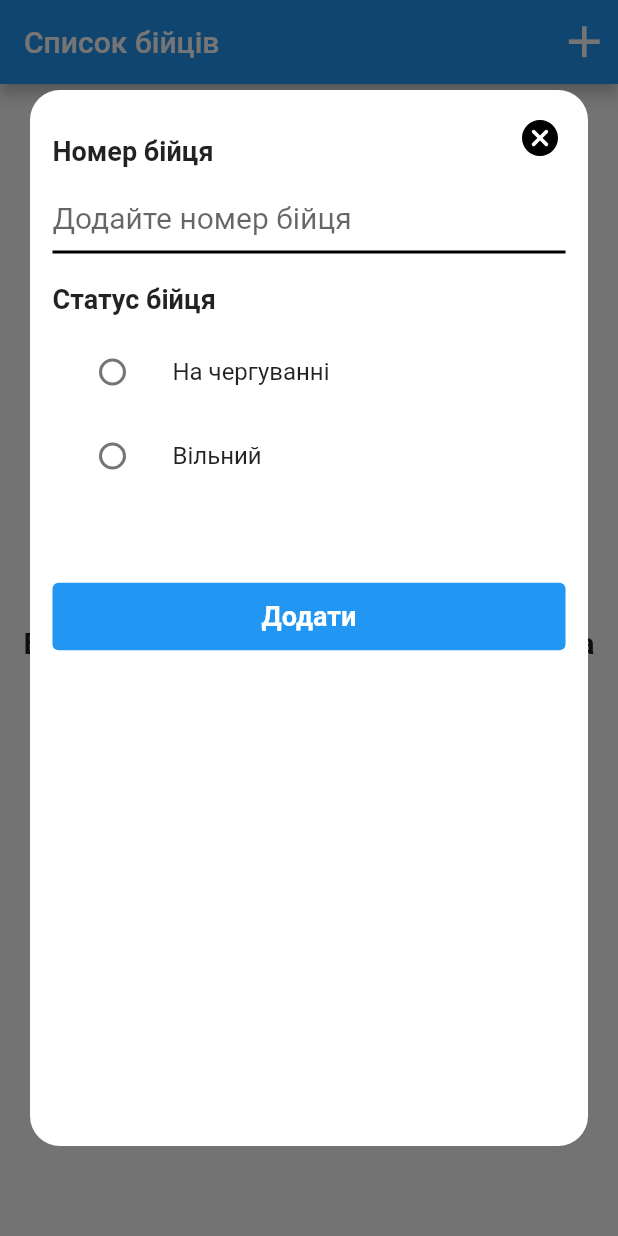
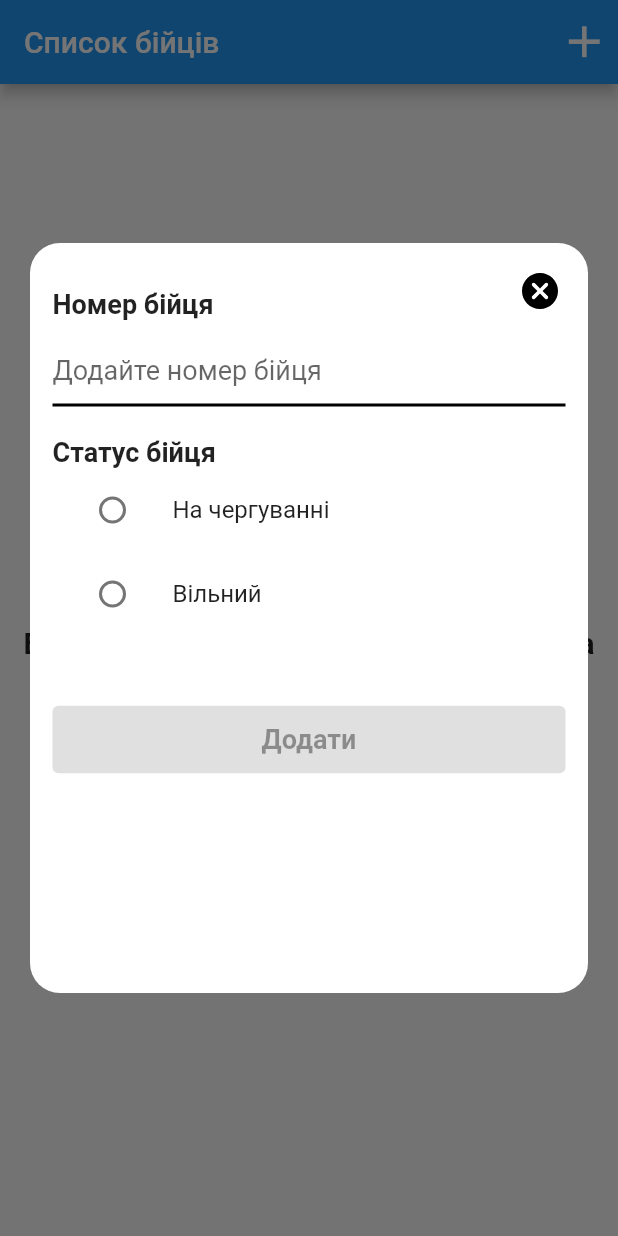
Before and after one commit to Silent2G/reminder, a Flutter app: the screen it shows after launch, after a tap on the "add" icon, on a phone screen of 412 x 824 dp. Run offline on Flutter 3.47's test engine with Material 2 defaults, Android fonts, the phone set to English and light mode, and no system bars; our stand-ins replace flutter_svg, hive, hive_flutter; accounts and stored records are empty.

Commit message:
insert user to DB base implementation

```diff
--- a/lib/components/dialog_wrap.dart
+++ b/lib/components/dialog_wrap.dart
@@ -23,7 +23,7 @@ class DialogWrap extends StatelessWidget {
       child: SingleChildScrollView(
         controller: ScrollController(),
         child: SizedBox(
-          height: MediaQuery.of(context).size.height - 120,
+          height: 500,
           child: child,
         ),
       ),
--- a/lib/core/state/user_dialog_provider.dart
+++ b/lib/core/state/user_dialog_provider.dart
@@ -1,6 +1,9 @@
 import 'package:flutter/material.dart';
+import 'package:reminder/hive/user_repository.dart';
+import 'package:reminder/util.dart';
 
 import '../../dialogs/add_user_dialog/components/status_selector.dart';
+import '../../models/user.dart';
 
 class UserDialogProvider with ChangeNotifier {
   TextEditingController numberController = TextEditingController(text: '');
@@ -10,11 +13,21 @@ class UserDialogProvider with ChangeNotifier {
   SoldierStatus? soldierStatus = SoldierStatus.none;
   int? soldierHours;
   DateTime? startDutyTime;
+  DateTime? endDutyTime;
 
-  void clearField() {
+  List<User> users = [];
+
+  void getUsers() async {
+    users = await UserRepository().getAllUsers();
+    notifyListeners();
+  }
+
+  void clearFieldNumber() {
     numberController.text = '';
-    isFieldEmpty = true;
-    notifyListeners();
+  }
+
+  void clearFieldHours() {
+    hoursController.text = '';
   }
 
   void changeSoldierStatus(SoldierStatus? status) {
@@ -29,11 +42,92 @@ class UserDialogProvider with ChangeNotifier {
     notifyListeners();
   }
 
-  bool isFieldEmpty = true;
+  bool validateFields() {
+    bool result = false;
+    if (soldierStatus == SoldierStatus.free) {
+      if (soldierNumber != null) {
+        result = true;
+      }
+    } else if (soldierStatus == SoldierStatus.onDuty) {
+      if (soldierNumber != null &&
+          soldierStatus != SoldierStatus.none &&
+          soldierHours != null &&
+          soldierHours! > 0 &&
+          startDutyTime != null) {
+        result = true;
+      }
+    }
 
-  Function(String) getOnChangedFunction() {
+    return result;
+  }
+
+  bool getOnDuty() {
+    return soldierStatus == SoldierStatus.onDuty;
+  }
+
+  DateTime generateEndDutyTime() {
+    return startDutyTime!.add(Duration(hours: soldierHours!));
+  }
+
+  Future<void> createUserAndSaveToDb() async {
+    if (soldierStatus == SoldierStatus.none) {
+      return;
+    }
+
+    late User user;
+
+    if (soldierStatus == SoldierStatus.free) {
+      user = User(
+        id: Util().createRandomId(),
+        title: soldierNumber!,
+        onDuty: getOnDuty(),
+        startDutyTime: DateTime.now(), // ignore data
+        endDutyTime: DateTime.now(), // ignore data
+        allDutyHours: 0, // ignore data
+        lastDutyPeriod: 0, // ignore data
+      );
+    } else {
+      user = User(
+        id: Util().createRandomId(),
+        title: soldierNumber!,
+        onDuty: getOnDuty(),
+        startDutyTime: startDutyTime!,
+        endDutyTime: generateEndDutyTime(),
+        allDutyHours: 0,
+        lastDutyPeriod: soldierHours!,
+      );
+    }
+
+    debugPrint(user.toString());
+
+    await UserRepository().addUserToDb(user);
+
+    // update soldiers list
+    users = await UserRepository().getAllUsers();
+  }
+
+  void clearVariables() {
+    soldierNumber = null;
+    soldierStatus = SoldierStatus.none;
+    soldierHours = null;
+    startDutyTime = null;
+    endDutyTime = null;
+
+    clearFieldNumber();
+    clearFieldHours();
+
+    notifyListeners();
+  }
+
+  Function(String) getOnChangedFunctionNumber() {
     return (String value) {
-      isFieldEmpty = value.isEmpty;
+      soldierNumber = value;
+    };
+  }
+
+  Function(String) getOnChangedFunctionHours() {
+    return (String value) {
+      soldierHours = int.tryParse(value);
     };
   }
 }
--- a/lib/dialogs/add_user_dialog/add_user_gialog.dart
+++ b/lib/dialogs/add_user_dialog/add_user_gialog.dart
@@ -27,6 +27,21 @@ class _AddUserDialogState extends State<AddUserDialog> {
   void initState() {
     userProvider = context.read<UserDialogProvider>();
     super.initState();
+  }
+
+  void _setStartTime(UserDialogProvider notifier) async {
+    final now = DateTime.now();
+    final TimeOfDay? newTime = await showTimePicker(
+      context: context,
+      initialTime: TimeOfDay(
+        hour: now.hour,
+        minute: now.minute,
+      ),
+      initialEntryMode: TimePickerEntryMode.input,
+    );
+    if (newTime != null) {
+      notifier.setStartHour(newTime);
+    }
   }
 
   @override
@@ -62,12 +77,13 @@ class _AddUserDialogState extends State<AddUserDialog> {
               AppTextInput(
                 controller: userProvider.numberController,
                 enabled: true,
+                onChanged: userProvider.getOnChangedFunctionNumber(),
                 decoration: const InputDecoration(
                     focusedBorder: border,
                     enabledBorder: border,
                     hintText: "Додайте номер бійця"),
                 textStyle: const TextStyle(
-                  fontSize: 20,
+                  fontSize: 18,
                   color: Colors.black,
                 ),
               ),
@@ -83,13 +99,7 @@ class _AddUserDialogState extends State<AddUserDialog> {
                   fontSize: 18,
                 ),
               ),
-              const SizedBox(
-                height: 10,
-              ),
               const StatusSelector(),
-              const SizedBox(
-                height: 10,
-              ),
               Consumer<UserDialogProvider>(
                 builder: (_, notifier, __) {
                   return notifier.soldierStatus == SoldierStatus.onDuty
@@ -101,35 +111,23 @@ class _AddUserDialogState extends State<AddUserDialog> {
                               controller: userProvider.hoursController,
                               enabled: true,
                               keyboardType: TextInputType.number,
+                              onChanged: notifier.getOnChangedFunctionHours(),
                               decoration: const InputDecoration(
                                   focusedBorder: border,
                                   enabledBorder: border,
                                   hintText: "Кількість годин чергування"),
                               textStyle: const TextStyle(
-                                fontSize: 20,
+                                fontSize: 18,
                                 color: Colors.black,
                               ),
                             ),
                             const SizedBox(
-                              height: 15,
+                              height: 25,
                             ),
                             notifier.startDutyTime == null
                                 ? InkWell(
                                     onTap: () async {
-                                      final now = DateTime.now();
-                                      final TimeOfDay? newTime =
-                                          await showTimePicker(
-                                        context: context,
-                                        initialTime: TimeOfDay(
-                                          hour: now.hour,
-                                          minute: now.minute,
-                                        ),
-                                        initialEntryMode:
-                                            TimePickerEntryMode.input,
-                                      );
-                                      if (newTime != null) {
-                                        notifier.setStartHour(newTime);
-                                      }
+                                      _setStartTime(notifier);
                                     },
                                     child: const Text(
                                       "Вкажіть годину початку чергування (натисніть тут)",
@@ -140,20 +138,29 @@ class _AddUserDialogState extends State<AddUserDialog> {
                                       ),
                                     ),
                                   )
-                                : Text(
+                                : InkWell(
+                                    onTap: () async {
+                                      _setStartTime(notifier);
+                                    },
+                                    child: Text(
                                       DateFormat('yyyy-MM-dd – kk:mm')
                                           .format(notifier.startDutyTime!),
                                       style: const TextStyle(
                                         fontSize: 18,
                                         fontStyle: FontStyle.normal,
-                                      fontWeight: FontWeight.w400,
+                                        fontWeight: FontWeight.w600,
                                       ),
                                     ),
+                                  )
                           ],
                         )
                       : Container();
                 },
               ),
+              Consumer<UserDialogProvider>(builder: (_, notifier, __) {
+                return Column(
+                  mainAxisSize: MainAxisSize.min,
+                  children: [
                     const SizedBox(
                       height: 45,
                     ),
@@ -162,9 +169,19 @@ class _AddUserDialogState extends State<AddUserDialog> {
                       child: ColorButton(
                         title: "Додати",
                         color: Colors.blue,
-                  function: () {},
+                        function: notifier.validateFields()
+                            ? () {
+                                notifier.createUserAndSaveToDb();
+                                notifier.clearVariables();
+
+                                Navigator.of(context).pop();
+                              }
+                            : null,
                       ),
                     )
+                  ],
+                );
+              })
             ],
           ),
         ),
--- a/lib/hive/user_repository.dart
+++ b/lib/hive/user_repository.dart
@@ -8,7 +8,8 @@ class UserRepository {
   Future<List<User>> getAllUsers() async {
     final box = await Hive.openBox(Constants.boxKey);
 
-    final UsersHolder result = box.get(Constants.usersHolderKey);
+    final UsersHolder result =
+        box.get(Constants.usersHolderKey, defaultValue: UsersHolder(users: []));
 
     return result.users;
   }
@@ -35,11 +36,11 @@ class UserRepository {
 
   Future<void> addUserToDb(User user) async {
     final box = await Hive.openBox(Constants.boxKey);
-    final UsersHolder holder = box.get(Constants.usersHolderKey);
+    final UsersHolder holder =
+        box.get(Constants.usersHolderKey, defaultValue: UsersHolder(users: []));
 
     holder.users.add(user);
-
-    box.put(Constants.usersHolderKey, user);
+    holder.save();
   }
 
   Future<void> updateUser(User value) async {
--- a/lib/models/user.dart
+++ b/lib/models/user.dart
@@ -53,4 +53,9 @@ class User extends HiveObject {
       lastDutyPeriod: lastDutyPeriod ?? this.lastDutyPeriod,
     );
   }
+
+  @override
+  String toString() {
+    return 'User{id: $id, title: $title, onDuty: $onDuty, startDutyTime: $startDutyTime, endDutyTime: $endDutyTime, allDutyHours: $allDutyHours, lastDutyPeriod: $lastDutyPeriod}';
+  }
 }
--- a/lib/multi_provider_setup.dart
+++ b/lib/multi_provider_setup.dart
@@ -2,7 +2,6 @@ import 'package:flutter/material.dart';
 import 'package:provider/provider.dart';
 
 import 'core/state/user_dialog_provider.dart';
-import 'core/state/user_page_provider.dart';
 
 class MultiProviderSetup extends StatelessWidget {
   const MultiProviderSetup({Key? key, required this.child}) : super(key: key);
@@ -13,7 +12,7 @@ class MultiProviderSetup extends StatelessWidget {
   Widget build(BuildContext context) {
     return MultiProvider(
       providers: [
-        ChangeNotifierProvider(create: (_) => UserPageProvider()),
+        ChangeNotifierProvider(create: (_) => UserDialogProvider()),
       ],
       child: child,
     );
--- a/lib/pages/user/users_page.dart
+++ b/lib/pages/user/users_page.dart
@@ -1,6 +1,5 @@
 import 'package:flutter/material.dart';
 import 'package:provider/provider.dart';
-import 'package:reminder/core/state/user_page_provider.dart';
 import 'package:reminder/dialogs/add_user_dialog/add_user_gialog.dart';
 import 'package:reminder/pages/user/components/user_item.dart';
 
@@ -18,9 +17,18 @@ class UserPage extends StatefulWidget {
 }
 
 class _UserPageState extends State<UserPage> {
+  late UserDialogProvider userDialogNotifier;
+
+  @override
+  void initState() {
+    userDialogNotifier = context.read<UserDialogProvider>();
+    userDialogNotifier.getUsers();
+    super.initState();
+  }
+
   @override
   Widget build(BuildContext context) {
-    return Consumer<UserPageProvider>(
+    return Consumer<UserDialogProvider>(
       builder: (_, notifier, __) {
         return Scaffold(
           appBar: AppBar(
@@ -35,8 +43,8 @@ class _UserPageState extends State<UserPage> {
                 onPressed: () {
                   showDialog<void>(
                     context: context,
-                    builder: (_) => ChangeNotifierProvider(
-                      create: (_) => UserDialogProvider(),
+                    builder: (_) => ChangeNotifierProvider.value(
+                      value: userDialogNotifier,
                       child: const AddUserDialog(),
                     ),
                     // builder: (BuildContext context) => const AddUserDialog(),
@@ -65,7 +73,8 @@ class _UserPageState extends State<UserPage> {
                         fontWeight: FontWeight.w600,
                       ),
                     ),
-                )),
+                  ),
+                ),
         );
       },
     );
```
Lines whose indentation alone changed are shown as unchanged.
